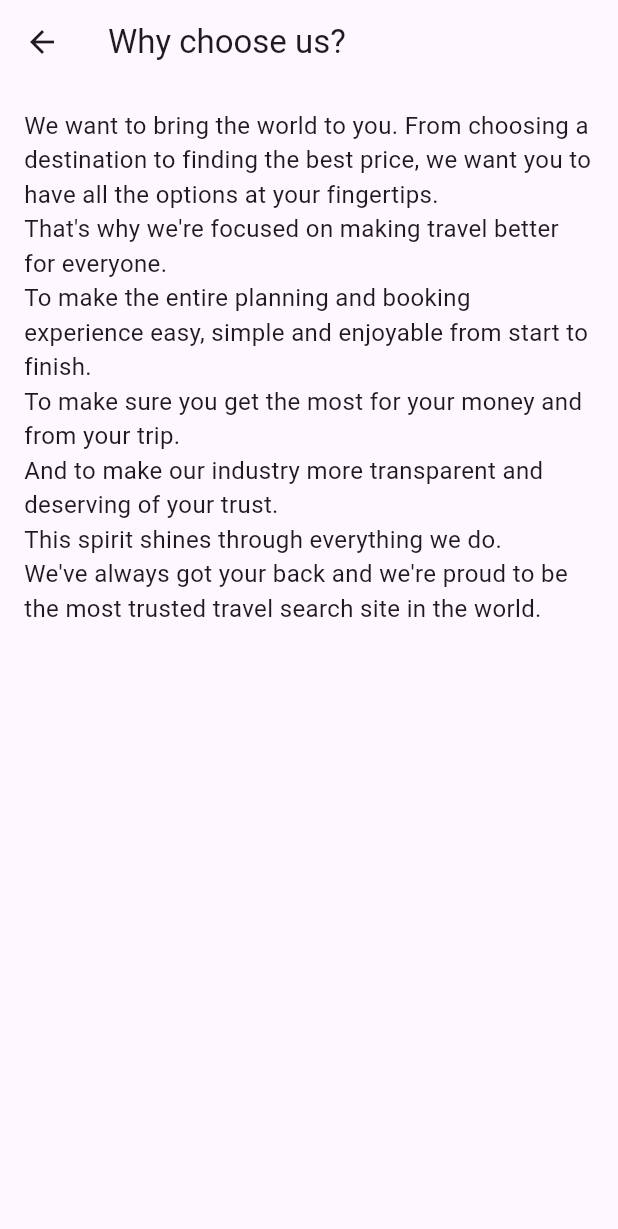
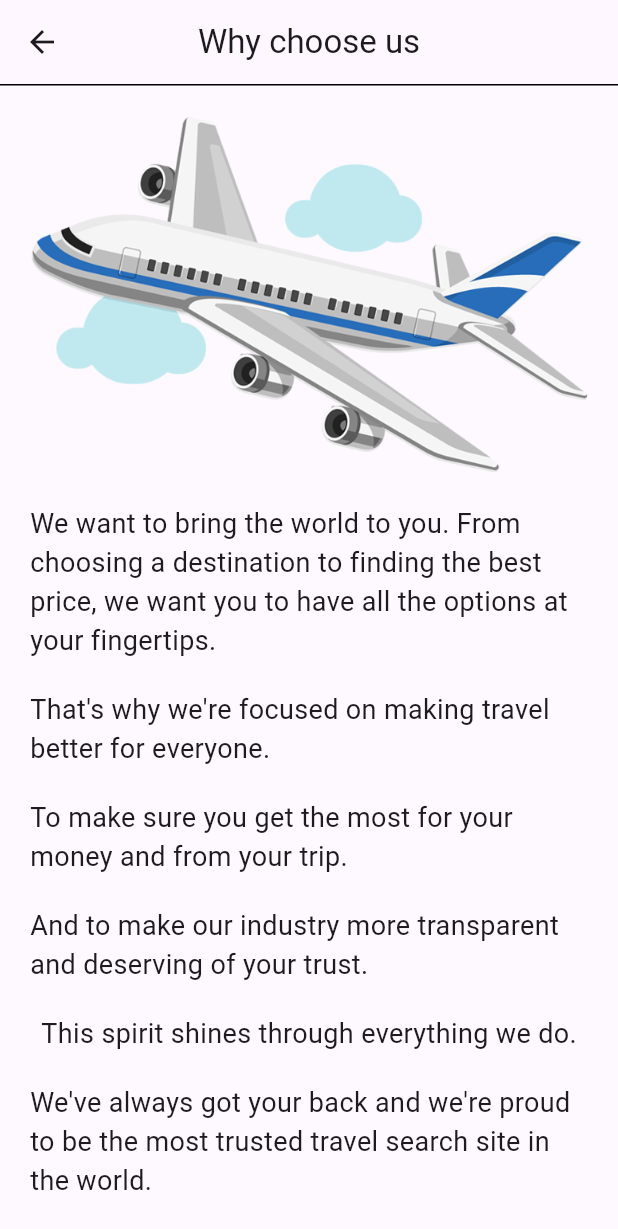
Before and after one commit to AyonDebnath/FLIGHT-SAVVY-APP, a Flutter app: the ProfilePage screen opened directly with empty values, scrolled down 325 dp, after a tap on "Why choose us?", on a phone screen of 412 x 824 dp. Shown: the top 1229 px of the screen. Run offline on Flutter 3.47's test engine with Material 3 defaults, Android fonts, the phone set to English and light mode, and no system bars; our stand-ins replace animated_toggle_switch, cloud_firestore, csv, curved_navigation_bar, firebase_auth, firebase_core and 9 more; missing offline and left inert: dart_openai; accounts and stored records are empty.

Commit message:
Finished Why Choose us page

```diff
--- a/flight_savvy/lib/view/profile_view.dart
+++ b/flight_savvy/lib/view/profile_view.dart
@@ -291,19 +291,9 @@ class ProfilePage extends StatelessWidget {
                 onTap: () {
                   Navigator.of(context).push(
                       MaterialPageRoute(
-                          builder: (context) => const WhyChooseUsDetails(
-                            title: 'Why choose us?',
-                            text: "We want to bring the world to you. From choosing a destination to finding the best price, we want you to have all the options at your fingertips.\n"
-                              "That's why we're focused on making travel better for everyone.\n"
-                          "To make the entire planning and booking experience easy, simple and enjoyable from start to finish.\n"
-                          "To make sure you get the most for your money and from your trip.\n"
-                          "And to make our industry more transparent and deserving of your trust.\n"
-
-                          "This spirit shines through everything we do.\n"
-                          "We've always got your back and we're proud to be the most trusted travel search site in the world.",
-                          ),
-                  ));
-                  // Handle "Your details" press
+                          builder: (context) =>  whyChooseUs()
+                      )
+                  );
                 },
               ),
             ),
--- a/flight_savvy/lib/view/whyChooseUs.dart
+++ b/flight_savvy/lib/view/whyChooseUs.dart
@@ -1,91 +1,83 @@
 import 'package:flutter/material.dart';
 
-class WhyChooseUs extends StatefulWidget {
-  const WhyChooseUs({Key? key}) : super(key: key);
-
-  @override
-  _WhyChooseUsState createState() => _WhyChooseUsState();
-}
-
-class _WhyChooseUsState extends State<WhyChooseUs> {
-  bool _isExpanded = false;
-
+class whyChooseUs extends StatelessWidget {
   @override
   Widget build(BuildContext context) {
-    return Column(
-      children: <Widget>[
-        ExpansionPanelList(
-          expandedHeaderPadding: EdgeInsets.zero,
-          elevation: 1,
-          dividerColor: Colors.transparent,
-          expansionCallback: (int index, bool isExpanded) {
-            setState(() {
-              _isExpanded = !_isExpanded;
-            });
-          },
-          children: [
-            ExpansionPanel(
-              isExpanded: _isExpanded,
-              headerBuilder: (BuildContext context, bool isExpanded) {
-                return const ListTile(
-                  title: Padding(
-                    padding: EdgeInsets.all(8.0),
-                    child: Text(
-                      'Why FlySavvy?',
-                      style: TextStyle(
+    return Scaffold(
+      appBar: AppBar(
+        title: Text('Why choose us'),
+        centerTitle: true,
+        bottom: PreferredSize(
+          preferredSize: Size.fromHeight(1.0),
+          child: Container(
             color: Colors.black,
-                        fontSize: 17,
+            height: 1.0,
+          ), // Set the preferred size of the underline
         ),
       ),
+      body: Container(
+        color: Colors.white12,
+        child: SingleChildScrollView( child: Padding(
+          padding: const EdgeInsets.all(20),
+          child: Column(
+                children: [
+                  Image.asset('assets/airplane.png'),
+                  SizedBox(
+                    height: 20,
                   ),
-                );
-              },
-              body: _buildClickableCard(
-                title: 'Why FlySavvy?',
-                text:
-                '...',
+                  Text('We want to bring the world to you. From choosing a destination to finding the best price, we want you to have all the options at your fingertips.',
+                    style: TextStyle(
+                      fontSize: 18.0,
+                    ),
+                  ),
+                  SizedBox(
+                    height: 20,
+                  ),
+                  Text(
+                    'That\'s why we\'re focused on making travel better for everyone.',
+                    style: TextStyle(
+                      fontSize: 18.0,
+                    ),
+                  ),
+                  SizedBox(
+                    height: 20,
+                  ),
+                  Text(
+                    'To make sure you get the most for your money and from your trip.',
+                    style: TextStyle(
+                      fontSize: 18.0,
+                    ),
+                  ),
+                  SizedBox(
+                    height: 20,
+                  ),
+                  Text(
+                    'And to make our industry more transparent and deserving of your trust.',
+                    style: TextStyle(
+                      fontSize: 18.0,
+                    ),
+                  ),
+                  SizedBox(
+                    height: 20,
+                  ),
+                  Text(
+                    'This spirit shines through everything we do.',
+                    style: TextStyle(
+                      fontSize: 18.0,
+                    ),
+                  ),
+                  SizedBox(
+                    height: 20,
+                  ),
+                  Text(
+                    'We\'ve always got your back and we\'re proud to be the most trusted travel search site in the world.',
+                    style: TextStyle(
+                      fontSize: 18.0,
                     ),
                   ),
                 ],
               ),
-      ],
-    );
-  }
-
-  Widget _buildClickableCard({
-    required String text,
-    required String title,
-  }) {
-    return GestureDetector(
-      onTap: () {
-        Navigator.of(context).push(
-          MaterialPageRoute(
-            builder: (context) => WhyChooseUsDetails(title: title, text: text),
         ),
-        );
-      },
-    );
-  }
-}
-
-class WhyChooseUsDetails extends StatelessWidget {
-  final String title;
-  final String text;
-
-  const WhyChooseUsDetails({Key? key, required this.title, required this.text})
-      : super(key: key);
-
-  @override
-  Widget build(BuildContext context) {
-    return Scaffold(
-      appBar: AppBar(
-        title: Text(title),
-      ),
-      body: Padding(
-        padding: const EdgeInsets.all(16.0),
-        child: Text(
-          text,
-          style: TextStyle(fontSize: 16.0),
         ),
       ),
     );
--- a/flight_savvy/pubspec.yaml
+++ b/flight_savvy/pubspec.yaml
@@ -125,3 +125,4 @@ flutter:
     - lib/assets/floght_logo.png
     - assets/welcome_guest.png
     - assets/sustainableBackground.jpeg
+    - assets/airplane.png
```
Also changed, not shown: flight_savvy/assets/airplane.png (added). Lines whose indentation alone changed are shown as unchanged.
